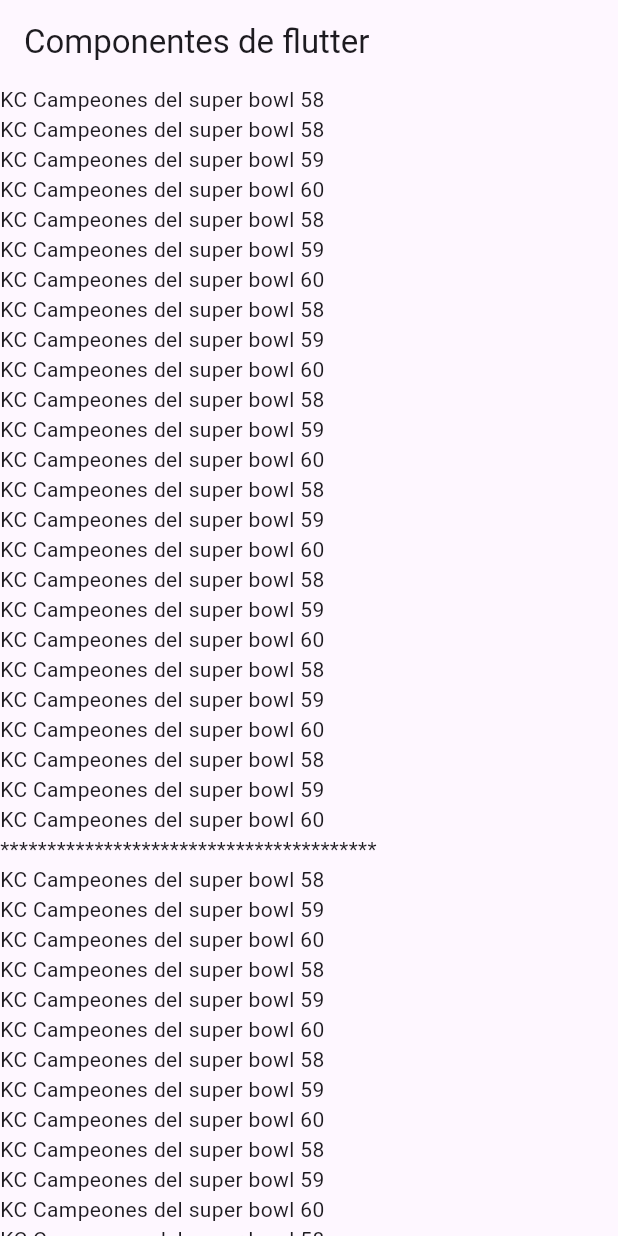
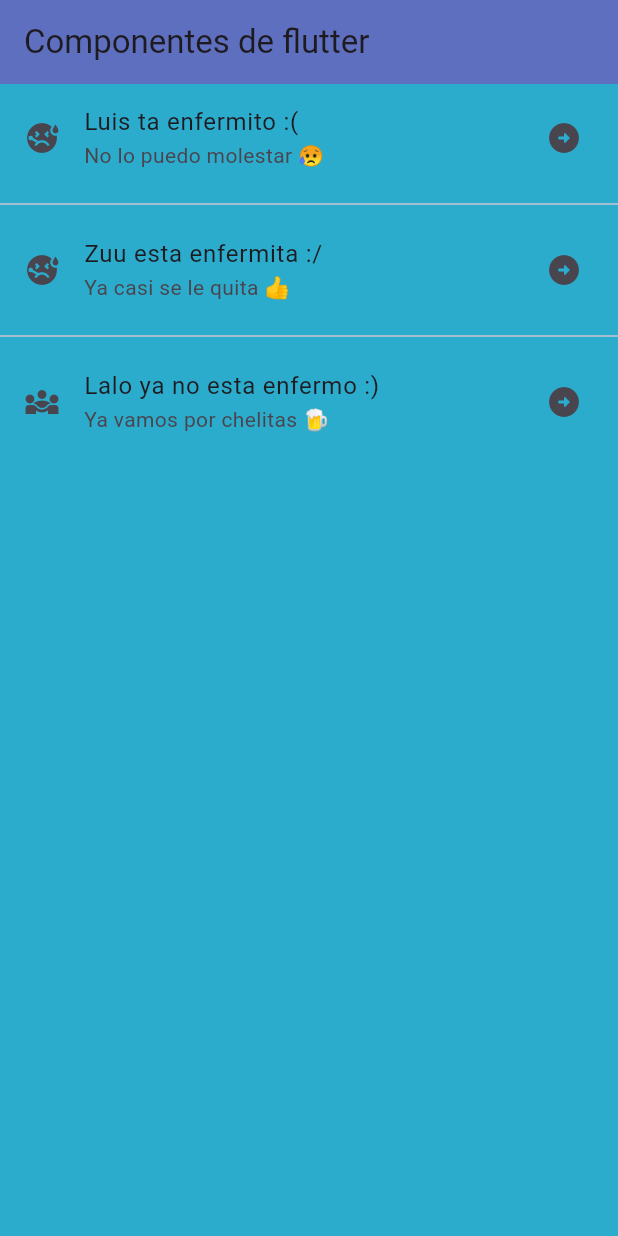
Before and after one commit to MGabriela29/FlutterComponents, a Flutter app: the screen it shows after launch, on a phone screen of 412 x 824 dp. Run offline on Flutter 3.47's test engine with Material 3 defaults, Android fonts, the phone set to English and light mode, and no system bars.

Commit message:
04 Refactorazing and Creation of AppTheme

```diff
--- a/lib/home_screen.dart
+++ /dev/null
@@ -1,66 +0,0 @@
-import 'package:flutter/material.dart';
-
-class HomeScreen extends StatelessWidget {
-  const HomeScreen({super.key});
-
-  @override
-  Widget build(BuildContext context) {
-    return  Scaffold(
-      appBar: AppBar(
-        title: const Text('Componentes de flutter'),
-      ),
-      body:  ListView(
-        children: const [Text('KC Campeones del super bowl 58'),
-        Text('KC Campeones del super bowl 58'),
-        Text('KC Campeones del super bowl 59'),
-        Text('KC Campeones del super bowl 60'),
-        Text('KC Campeones del super bowl 58'),
-        Text('KC Campeones del super bowl 59'),
-        Text('KC Campeones del super bowl 60'),
-        Text('KC Campeones del super bowl 58'),
-        Text('KC Campeones del super bowl 59'),
-        Text('KC Campeones del super bowl 60'),
-        Text('KC Campeones del super bowl 58'),
-        Text('KC Campeones del super bowl 59'),
-        Text('KC Campeones del super bowl 60'),
-        Text('KC Campeones del super bowl 58'),
-        Text('KC Campeones del super bowl 59'),
-        Text('KC Campeones del super bowl 60'),
-        Text('KC Campeones del super bowl 58'),
-        Text('KC Campeones del super bowl 59'),
-        Text('KC Campeones del super bowl 60'),
-        Text('KC Campeones del super bowl 58'),
-        Text('KC Campeones del super bowl 59'),
-        Text('KC Campeones del super bowl 60'),
-        Text('KC Campeones del super bowl 58'),
-        Text('KC Campeones del super bowl 59'),
-        Text('KC Campeones del super bowl 60'),
-        Text('****************************************'),
-        Text('KC Campeones del super bowl 58'),
-        Text('KC Campeones del super bowl 59'),
-        Text('KC Campeones del super bowl 60'),
-        Text('KC Campeones del super bowl 58'),
-        Text('KC Campeones del super bowl 59'),
-        Text('KC Campeones del super bowl 60'),
-        Text('KC Campeones del super bowl 58'),
-        Text('KC Campeones del super bowl 59'),
-        Text('KC Campeones del super bowl 60'),
-        Text('KC Campeones del super bowl 58'),
-        Text('KC Campeones del super bowl 59'),
-        Text('KC Campeones del super bowl 60'),
-        Text('KC Campeones del super bowl 58'),
-        Text('KC Campeones del super bowl 59'),
-        Text('KC Campeones del super bowl 60'),
-        Text('KC Campeones del super bowl 58'),
-        Text('KC Campeones del super bowl 59'),
-        Text('KC Campeones del super bowl 60'),
-        Text('KC Campeones del super bowl 58'),
-        Text('KC Campeones del super bowl 59'),
-        Text('KC Campeones del super bowl 60'),
-        Text('KC Campeones del super bowl 58'),
-        Text('KC Campeones del super bowl 59'),
-        Text('KC Campeones del super bowl 60')]
-      ,)
-    );
-  }
-}
--- a/lib/main_app.dart
+++ b/lib/main_app.dart
@@ -1,14 +1,16 @@
 import 'package:flutter/material.dart';
-import 'home_screen.dart';
+import 'package:practica3/theme/app_theme.dart';
+import 'screens/home_screen.dart';
 
 class MainApp extends StatelessWidget {
   const MainApp({super.key});
 
   @override
   Widget build(BuildContext context) {
-    return const MaterialApp(
+    return  MaterialApp(
       debugShowCheckedModeBanner: false,
-      home: HomeScreen(),
+      home: const HomeScreen(),
+      theme: AppTheme.lightTheme,
     );
   }
 }
--- /dev/null
+++ b/lib/screens/home_screen.dart
@@ -0,0 +1,38 @@
+import 'package:flutter/material.dart';
+
+class HomeScreen extends StatelessWidget {
+  const HomeScreen({super.key});
+
+  @override
+  Widget build(BuildContext context) {
+    return  Scaffold(
+      appBar: AppBar(
+        title: const Text('Componentes de flutter'),
+      ),
+      body:  ListView(
+        children: const <Widget> [
+          ListTile(
+            title: Text('Luis ta enfermito :('),
+            subtitle: Text('No lo puedo molestar 😥'),
+            leading:  Icon(Icons.sick),
+            trailing: Icon(Icons.arrow_circle_right_rounded),
+          ),
+          Divider(),
+          ListTile(
+            title: Text('Zuu esta enfermita :/'),
+            subtitle: Text('Ya casi se le quita 👍'),
+            leading:  Icon(Icons.sick),
+            trailing: Icon(Icons.arrow_circle_right_rounded),
+          ),
+          Divider(),
+          ListTile(
+            title: Text('Lalo ya no esta enfermo :)'),
+            subtitle: Text('Ya vamos por chelitas 🍺'),
+            leading:  Icon(Icons.diversity_3_outlined),
+            trailing: Icon(Icons.arrow_circle_right_rounded),
+          ),
+        ],
+      ),
+    );
+  }
+}
--- /dev/null
+++ b/lib/theme/app_theme.dart
@@ -0,0 +1,17 @@
+//Definción de los temas de estilo de la app
+import 'package:flutter/material.dart';
+
+class AppTheme{
+//constante de color primario
+static const primaryColor = Color.fromARGB(223, 101, 102, 189);
+//constante de color de fondo
+static const backColor = Color.fromARGB(218, 253, 242, 193);
+//constante de tema
+static final ThemeData lightTheme = ThemeData.light().copyWith(
+   scaffoldBackgroundColor: const Color.fromARGB(255, 44, 172, 204),
+        primaryColor: const  Color.fromARGB(255, 247, 222, 3),
+        appBarTheme: const AppBarTheme(color: primaryColor,)
+);
+static final ThemeData darkTheme = ThemeData.dark().copyWith();
+
+}
```
